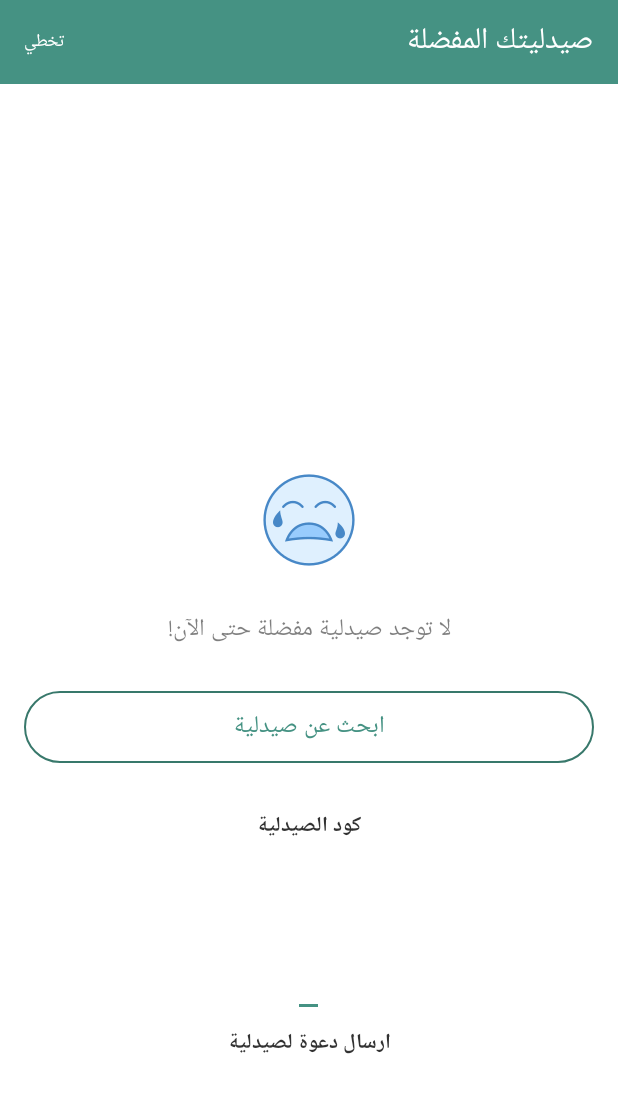
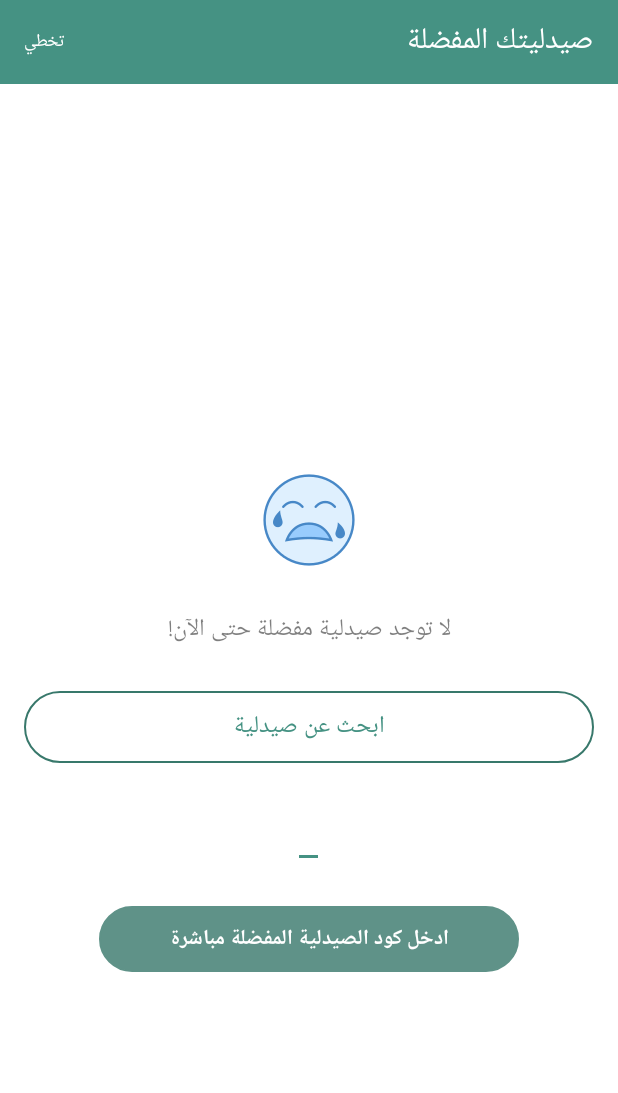
Before and after one commit to AlyMoanes2018/Android, an Android app: the layout activity_favourite_pharmacy.xml on its own in the app's theme, with its tools: preview values and no code run, on a phone screen of 412 x 824 dp. Shown: the top 1093 px of the screen. Run offline under Robolectric (Android 15) with nearby library versions, the phone set to English and light mode, and no system bars.

Commit message:
Add favourite pcy code directly implemented

```diff
--- a/app/src/main/res/layout/activity_favourite_pharmacy.xml
+++ b/app/src/main/res/layout/activity_favourite_pharmacy.xml
@@ -113,6 +113,7 @@
             android:layout_marginEnd="66dp"
             android:textColor="#000000"
             android:alpha=".8"
+            android:visibility="gone"
             android:textStyle="bold"
             android:gravity="center_horizontal"
             android:textSize="14sp" />
@@ -120,13 +121,13 @@
         <EditText
             android:id="@+id/value"
             android:layout_width="wrap_content"
-            android:layout_height="100dp"
-            android:layout_marginBottom="5dp"
+            android:layout_height="70dp"
+            android:layout_marginBottom="25dp"
             android:gravity="center"
             android:text=""
             android:layout_centerHorizontal="true"
             android:inputType="number"
-            android:layout_below="@id/pcyCode"
+            android:layout_below="@id/layout"
             android:textColor="#32B59C"
             android:textSize="42sp" />
 
@@ -140,8 +141,10 @@
             android:textStyle="bold"
             android:layout_marginStart="66dp"
             android:layout_marginEnd="66dp"
-            android:textColor="#000000"
+            android:textColor="#FFFFFF"
             android:alpha=".8"
+            android:padding="10dp"
+            android:background="@drawable/layout_rounded_button"
             android:gravity="center_horizontal"
             android:textSize="14sp" />
     </RelativeLayout>
--- a/app/src/main/res/values/strings.xml
+++ b/app/src/main/res/values/strings.xml
@@ -77,6 +77,7 @@
     <string name="searchError">ٍيجب إدخال اسم الصيدلية</string>
     <string name="termsText">شروط وأحكام استخدام تطبيق آجزخانتي: تتغير شروط الاستخدام من حين لآخر، وفي حالة إجراء مثل هذه التغييرات، سيعرض تطبيق آجزخانتي إخطارات لكي يكون المُستخدِم على علم بها. استمرار المُستخدِم في استعمال الموقع/ تطبيق آجزخانتي قائم على قبول شروط وأحكام الاستخدام هذه، حسب ما يجري تعديلها من وقت لآخر من أجل خدمة أفضل و جودة أعلى. أي مخالفة لهذه الاتفاقية من قبل العميل / المشترك قد تعرض حسابه للإيقاف بدون إشعار مسبق .</string>
     <string name="apiStatusFalseMsg">لم يتم تنفيذ طلبك..حاول مرة أخرى</string>
+    <string name="updated">تم تعيين صيدليتك المفضلة بنجاح</string>
     <string name="emailExists">هذا البريد الإلكتروني تم تسجيله من قبل</string>
     <string name="wrongCode">حدث خطأ ما..ربما تكون قد هذه الصيدلية موجودة في دائرتك بالفعل أو ربما قد تكون أدخلت كود صيدلية خاطئ</string>
     <string name="loginMsg">جاري تسجيل الدخول..</string>
@@ -321,7 +322,7 @@
     <string name="reminderNotSaved">لم يتم حفظ التذكير </string>
     <string name="endDateIsBefore">تاريخ نهاية التذكير يجب أن يكون بعد تاريخ اليوم </string>
     <string name="pcyCode">كود الصيدلية</string>
-    <string name="sendInvitation">ارسال دعوة لصيدلية</string>
+    <string name="sendInvitation">ادخل كود الصيدلية المفضلة مباشرة</string>
     <string name="noCode">يجب إدخال كود صيدلية صحيح أولا</string>
     <string name="codeAdded">تم إضافة الصيدلية إلى دائرتك بنجاح</string>
     <string name="mapMarkerTitle">اضغط مطولا حتى تتمكن من تحريك العلامة</string>
```
Also changed, not shown: app/src/main/java/com/android/agzakhanty/sprints/one/views/FavouritePharmacy.java (+29 -16 lines), 1 other file.
